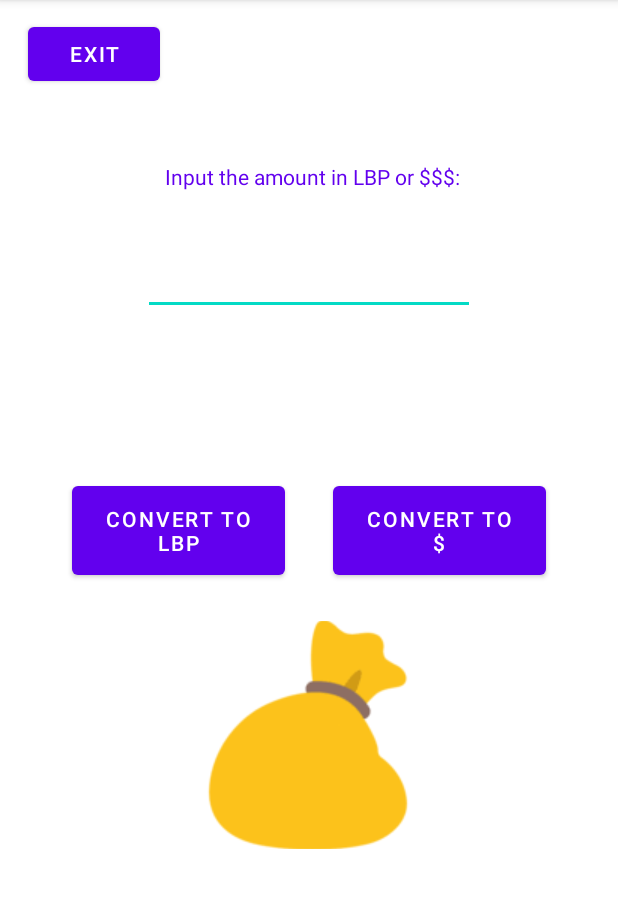
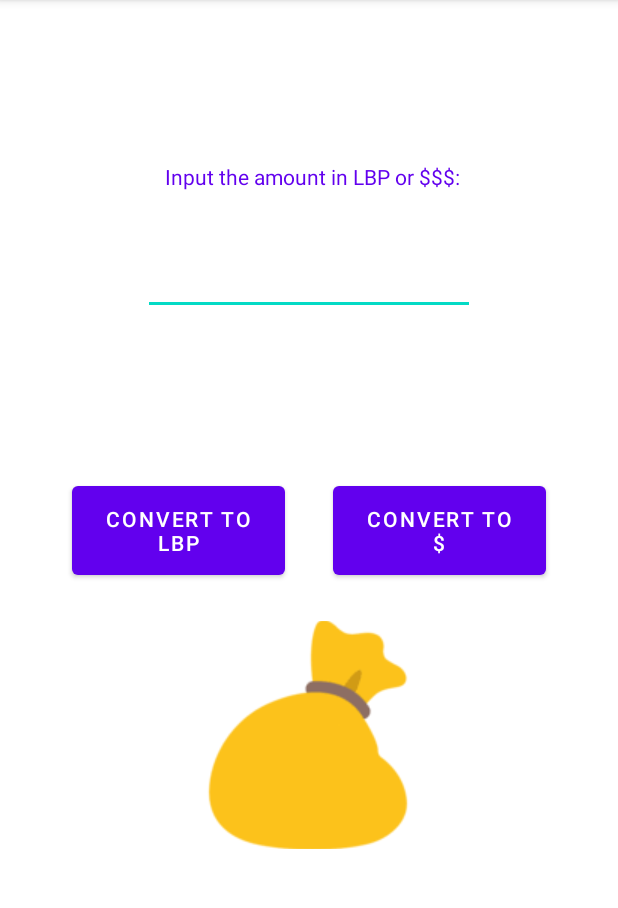
Before and after one commit to larissa-abboud/currency_converter_assignment1, an Android app: the screen it shows after launch (MainActivity), on a phone screen of 412 x 824 dp, the part 84-992 px from its top. Run offline under Robolectric (Android 15) with nearby library versions, the phone set to English and light mode, and no system bars.

Commit message:
layout updated

```diff
--- a/csc498_assignment1_currency_converter/app/src/main/res/layout/activity_main.xml
+++ b/csc498_assignment1_currency_converter/app/src/main/res/layout/activity_main.xml
@@ -94,18 +94,4 @@
         app:layout_constraintVertical_bias="0.109"
         app:srcCompat="@drawable/money_b" />
 
-    <Button
-        android:id="@+id/button"
-        android:layout_width="wrap_content"
-        android:layout_height="wrap_content"
-        android:layout_marginStart="15dp"
-        android:layout_marginTop="12dp"
-        android:layout_marginEnd="302dp"
-        android:layout_marginBottom="92dp"
-        android:text="exit"
-        app:layout_constraintBottom_toTopOf="@+id/first"
-        app:layout_constraintEnd_toEndOf="parent"
-        app:layout_constraintStart_toStartOf="parent"
-        app:layout_constraintTop_toTopOf="parent" />
-
 </androidx.constraintlayout.widget.ConstraintLayout>
```
